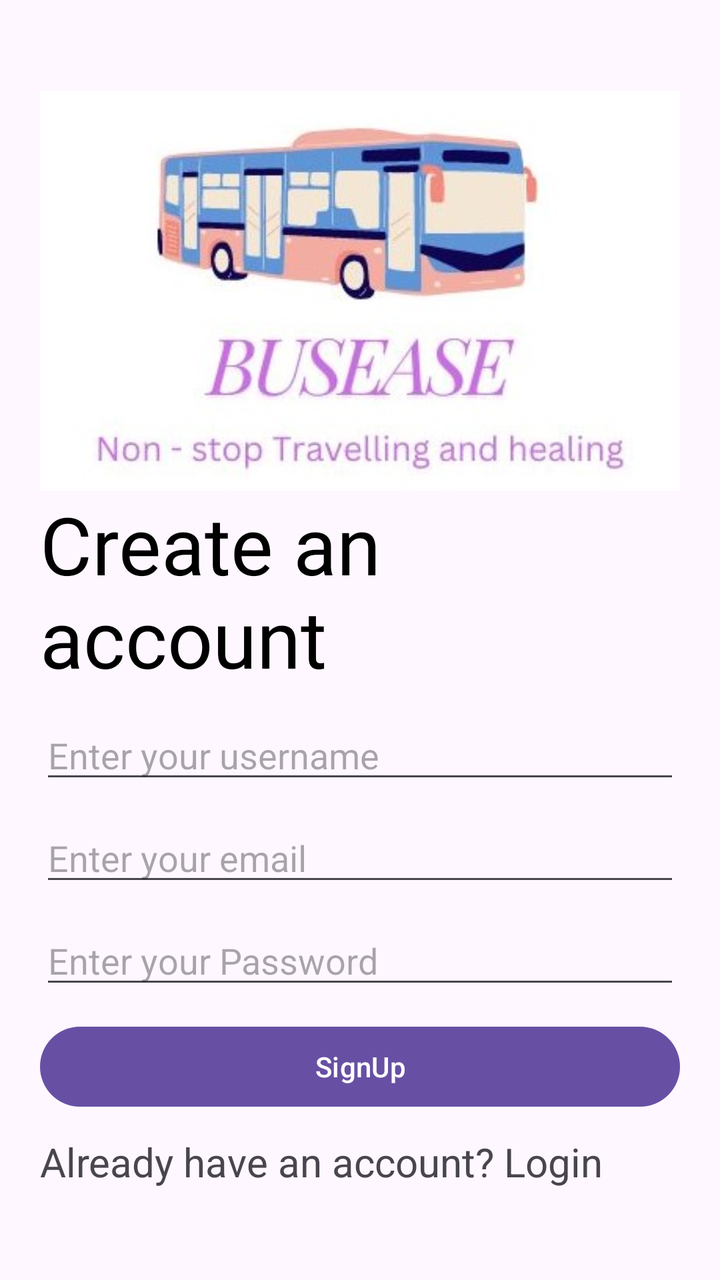
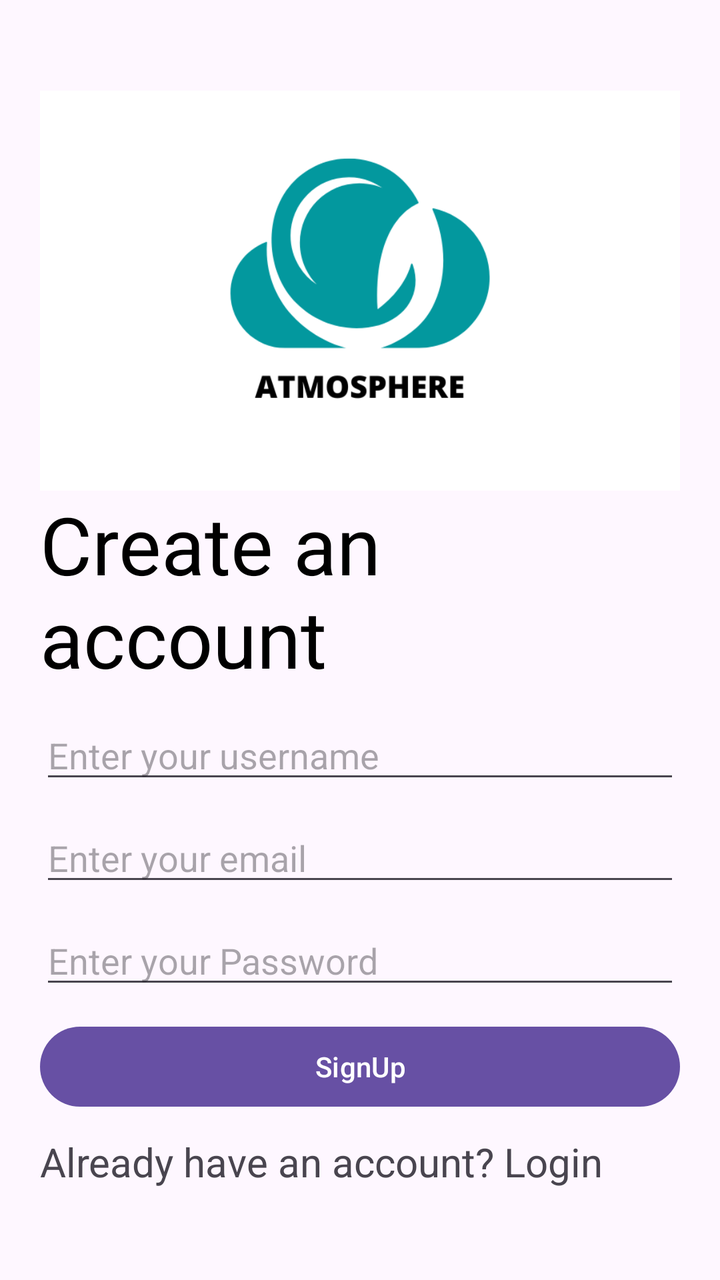

Compare the two renders of this Android layout. The source of the first and the diff that turns it into the second are given below.
<!-- AndroidManifest.xml: application theme Theme.FinalProject -->
<!-- res/layout/activity_sign_up.xml -->
<?xml version="1.0" encoding="utf-8"?>
<LinearLayout
    xmlns:tools="http://schemas.android.com/tools"
    xmlns:app="http://schemas.android.com/apk/res-auto"
    xmlns:android="http://schemas.android.com/apk/res/android"
    android:layout_height="match_parent"
    android:layout_width="match_parent"
    android:orientation="vertical"
    android:gravity="center"
    android:padding="20dp">

    <ImageView
        android:layout_width="match_parent"
        android:layout_height="200dp"
        android:background="@color/white"
        android:src="@drawable/buss" />

    <TextView
        android:layout_width="wrap_content"
        android:layout_height="wrap_content"
        android:text="Create an account "
        android:textSize="40dp"
        android:layout_marginBottom="10dp"
        android:textColor="@color/black"
        />

    <EditText
        android:id="@+id/username"
        android:layout_width="match_parent"
        android:layout_height="wrap_content"
        android:hint="Enter your username"
        android:layout_marginBottom="10dp"/>
    <EditText
        android:id="@+id/email"
        android:layout_width="match_parent"
        android:layout_height="wrap_content"
        android:hint="Enter your email"
        android:layout_marginBottom="10dp"/>


    <EditText
        android:id="@+id/password"
        android:layout_width="match_parent"
        android:layout_height="wrap_content"
        android:hint="Enter your Password"
        android:inputType="textPassword"
        android:layout_marginBottom="10dp"/>

    <Button
        android:id="@+id/signup"
        android:layout_width="match_parent"
        android:layout_height="wrap_content"
        android:layout_marginBottom="10dp"
        android:text="SignUp"/>

    <TextView
        android:id="@+id/loginlink"
        android:layout_width="match_parent"
        android:layout_height="wrap_content"
        android:textSize="20dp"
        android:text="Already have an account? Login"/>


</LinearLayout>
<!-- resources referenced by this layout -->
<resources>
  <color name="black">#FF000000</color>
  <color name="white">#FFFFFFFF</color>
  <!-- drawable buss: jpg bitmap (drawable, 21656 bytes) -->
  <style name="Theme.FinalProject" parent="Base.Theme.FinalProject" />
  <style name="Base.Theme.FinalProject" parent="Theme.Material3.DayNight.NoActionBar">
          
          
      </style>
</resources>

<!-- the commit's change to res/layout/activity_sign_up.xml (unified diff, before → after) -->
@@ -13,7 +13,7 @@
         android:layout_width="match_parent"
         android:layout_height="200dp"
         android:background="@color/white"
-        android:src="@drawable/buss" />
+        android:src="@drawable/atmosphere" />
 
     <TextView
         android:layout_width="wrap_content"
<!-- resource entries referenced after the edit -->
@@ -2,7 +2,7 @@
 <resources>
   <color name="black">#FF000000</color>
   <color name="white">#FFFFFFFF</color>
-  <!-- drawable buss: jpg bitmap (drawable, 21656 bytes) -->
+  <!-- drawable atmosphere: png bitmap (drawable, 21090 bytes) -->
   <style name="Theme.FinalProject" parent="Base.Theme.FinalProject" />
   <style name="Base.Theme.FinalProject" parent="Theme.Material3.DayNight.NoActionBar">
           
